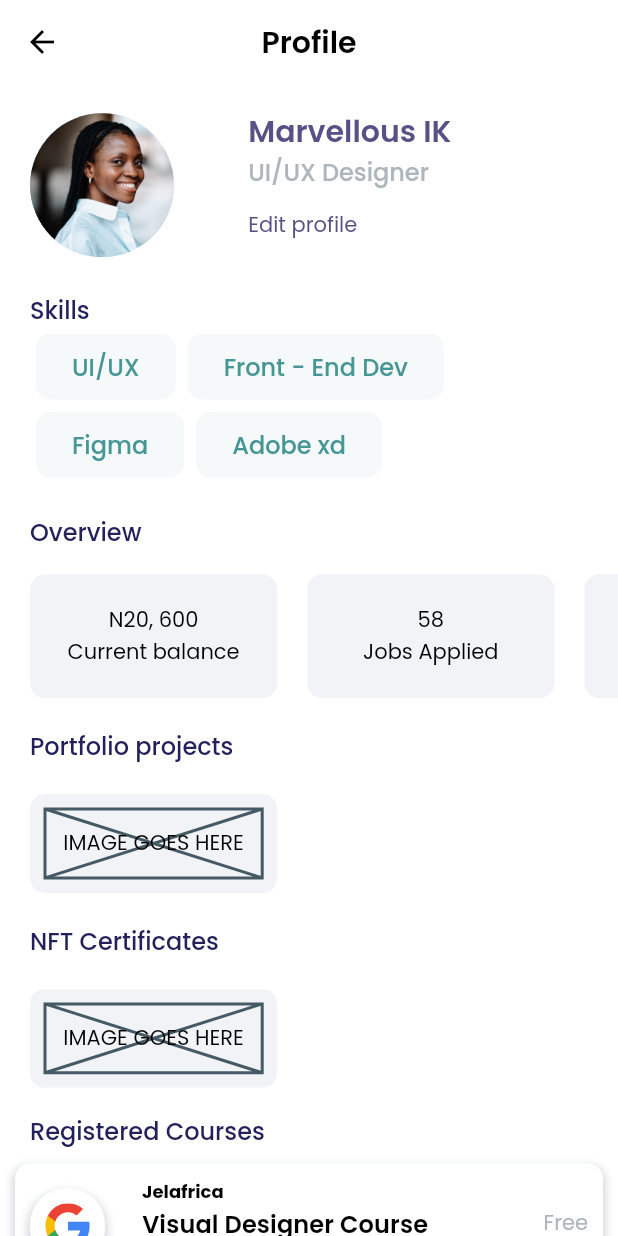
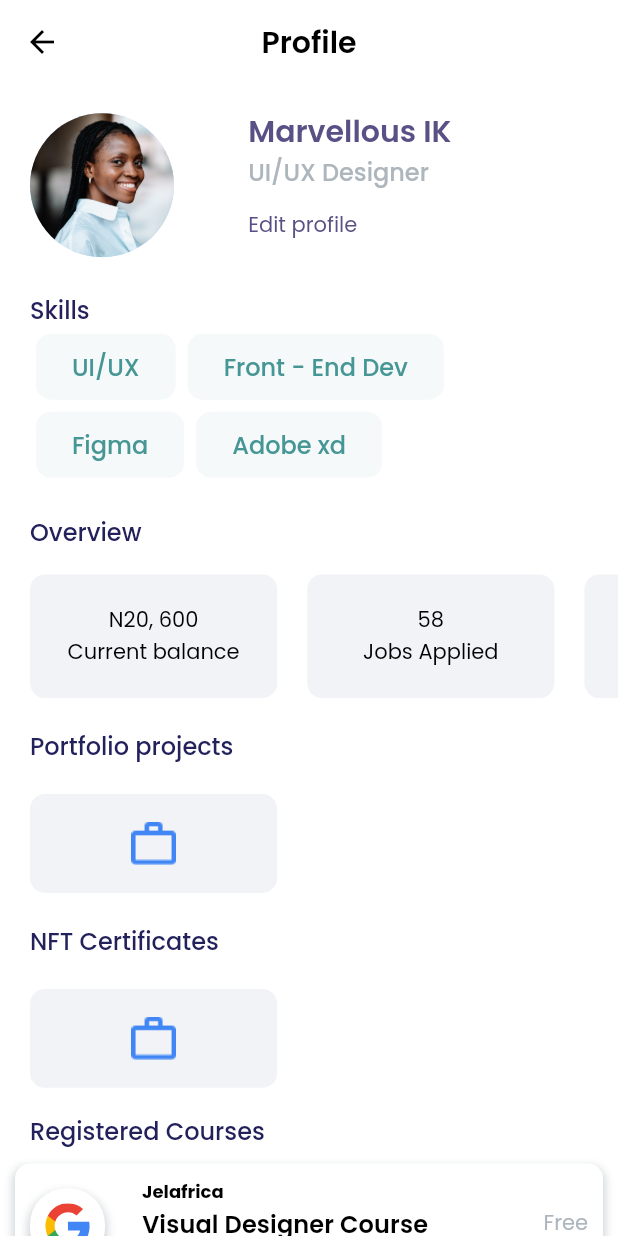
Before and after one commit to Near-Grants-Projects/EAKazi_Freelancer, a Flutter app: the ProfileScreen screen opened directly, on a phone screen of 412 x 824 dp. Run offline on Flutter 3.47's test engine with Material 2 defaults, Android fonts, the light colour scheme and no system bars; our stand-ins replace flutter_riverpod, flutter_svg, google_fonts.

Commit message:
Made some UI changes

```diff
--- a/lib/src/app.dart
+++ b/lib/src/app.dart
@@ -1,4 +1,4 @@
-import 'package:ea_kazi/src/features/authentication/authentication_exports.dart';
+import 'package:ea_kazi/src/features/wallet/wallet_screen.dart';
 import 'package:ea_kazi/src/utils/utils_exports.dart';
 import 'package:flutter/material.dart';
 
@@ -13,7 +13,7 @@ class EaKazi extends StatelessWidget {
     return MaterialApp(
       theme: theme,
       debugShowCheckedModeBanner: false,
-      home: const OnBoardingScreen(),
+      home: const WalletScreen(),
     );
   }
 }
--- a/lib/src/features/profile/profile_screen.dart
+++ b/lib/src/features/profile/profile_screen.dart
@@ -68,10 +68,7 @@ class ProfileScreen extends StatelessWidget {
                         ),
                         child: Text(
                           AppStrings.editProfile,
-                          style: Theme.of(context)
-                              .textTheme
-                              .bodyText2!
-                              .copyWith(
+                          style: Theme.of(context).textTheme.bodyText2!.copyWith(
                                 color: const Color(0XFF595085), //TODO: ISSUES
                               ),
                         ),
@@ -109,7 +106,7 @@ class ProfileScreen extends StatelessWidget {
                       child: Text(
                         skills[index],
                         style: Theme.of(context).textTheme.subtitle1!.copyWith(
-                              color: Color(0xFF479696),
+                              color: const Color(0xFF479696),
                             ),
                       ),
                     ),
@@ -159,10 +156,8 @@ class ProfileScreen extends StatelessWidget {
             padding: const EdgeInsets.all(Sizes.p20),
             child: Text(
               AppStrings.portfolioProjects,
-              style: Theme.of(context)
-                  .textTheme
-                  .subtitle1!
-                  .copyWith(color: const Color(0xFF22215B)),
+              style:
+                  Theme.of(context).textTheme.subtitle1!.copyWith(color: const Color(0xFF22215B)),
             ),
           ),
           //TODO: PORTFOLIO PROJECTS
@@ -175,9 +170,7 @@ class ProfileScreen extends StatelessWidget {
               color: const Color(0xFFF1F3F6), //TODO
               borderRadius: BorderRadius.circular(Sizes.p10),
             ),
-            child: const Placeholder(
-              child: Center(child: Text("IMAGE GOES HERE")),
-            ),
+            child: Image.asset('assets/images/jobs.png'),
           ),
           Padding(
             padding: const EdgeInsets.all(Sizes.p20),
@@ -197,9 +190,7 @@ class ProfileScreen extends StatelessWidget {
               color: const Color(0xFFF1F3F6), //TODO
               borderRadius: BorderRadius.circular(Sizes.p10),
             ),
-            child: const Placeholder(
-              child: Center(child: Text("IMAGE GOES HERE")),
-            ),
+            child: Image.asset('assets/images/jobs.png'),
           ),
           gapH2,
           Padding(
```
